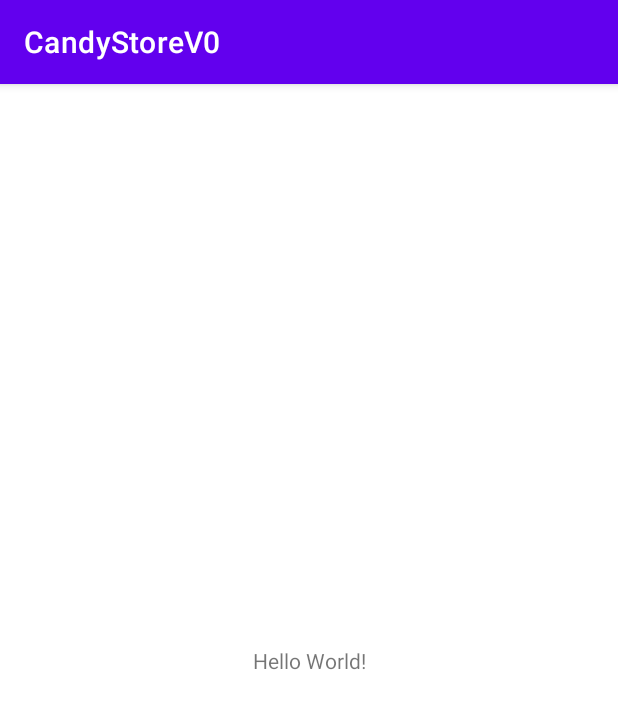
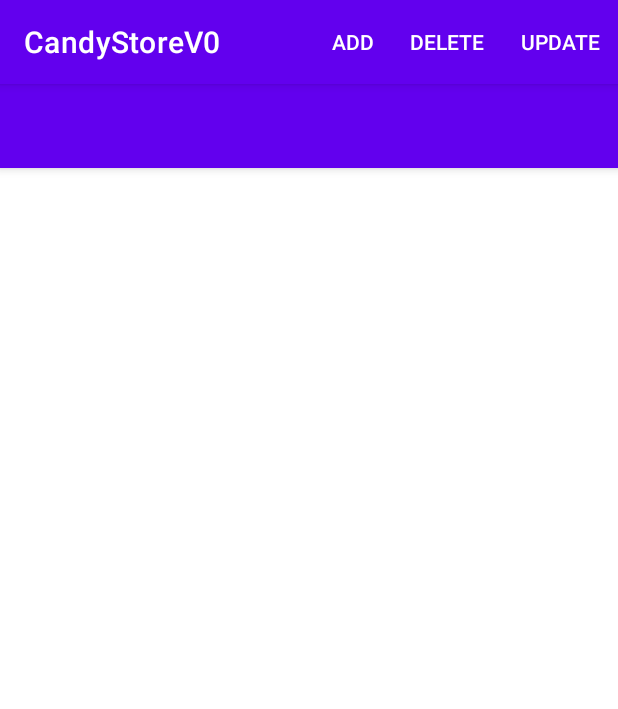
Before and after one commit to KeeganMaynard/CandyStoreV0, an Android app: the screen it shows after launch (MainActivity), on a phone screen of 412 x 824 dp. Shown: the top 709 px of the screen. Run offline under Robolectric (Android 15) with nearby library versions, the phone set to English and light mode, and no system bars; 1 statement that could not run was skipped.

Commit message:
Completed implementation of V0

```diff
--- a/app/src/main/java/com/keegan/android/candystorev0/MainActivity.java
+++ b/app/src/main/java/com/keegan/android/candystorev0/MainActivity.java
@@ -1,8 +1,12 @@
 package com.keegan.android.candystorev0;
 
+import android.os.Bundle;
+import android.util.Log;
+import android.view.Menu;
+import android.view.MenuItem;
+
 import androidx.appcompat.app.AppCompatActivity;
-
-import android.os.Bundle;
+import androidx.appcompat.widget.Toolbar;
 
 public class MainActivity extends AppCompatActivity {
 
@@ -10,5 +14,35 @@ public class MainActivity extends AppCompatActivity {
     protected void onCreate(Bundle savedInstanceState) {
         super.onCreate(savedInstanceState);
         setContentView(R.layout.activity_main);
+        Toolbar toolbar = findViewById(R.id.toolbar);
+        setSupportActionBar(toolbar);
+    }
+
+    @Override
+    public boolean onCreateOptionsMenu(Menu menu) {
+        // Inflate the menu; this adds items to the action bar if it is present.
+        getMenuInflater().inflate(R.menu.menu_main, menu);
+        return true;
+    }
+
+    @Override
+    public boolean onOptionsItemSelected(MenuItem item) {
+        // Handle action bar item clicks here. The action bar will
+        // automatically handle clicks on the Home/Up button, so long
+        // as you specify a parent activity in AndroidManifest.xml.
+        int id = item.getItemId();
+        switch ( id ) {
+            case R.id.action_add:
+                Log.w( "MainActivity", "Add selected" );
+                return true;
+            case R.id.action_delete:
+                Log.w( "MainActivity", "Delete selected" );
+                return true;
+            case R.id.action_update:
+                Log.w( "MainActivity", "Update selected" );
+                return true;
+            default:
+                return super.onOptionsItemSelected( item );
+        }
     }
 }
--- a/app/src/main/res/layout/activity_main.xml
+++ b/app/src/main/res/layout/activity_main.xml
@@ -1,18 +1,27 @@
 <?xml version="1.0" encoding="utf-8"?>
-<androidx.constraintlayout.widget.ConstraintLayout xmlns:android="http://schemas.android.com/apk/res/android"
+<androidx.coordinatorlayout.widget.CoordinatorLayout
+    xmlns:android="http://schemas.android.com/apk/res/android"
     xmlns:app="http://schemas.android.com/apk/res-auto"
     xmlns:tools="http://schemas.android.com/tools"
     android:layout_width="match_parent"
     android:layout_height="match_parent"
-    tools:context=".MainActivity">
+    android:fitsSystemWindows="true"
+    tools:context="com.keegan.android.candystorev0.MainActivity">
 
-    <TextView
-        android:layout_width="wrap_content"
+    <com.google.android.material.appbar.AppBarLayout
+        android:layout_width="match_parent"
         android:layout_height="wrap_content"
-        android:text="Hello World!"
-        app:layout_constraintBottom_toBottomOf="parent"
-        app:layout_constraintEnd_toEndOf="parent"
-        app:layout_constraintStart_toStartOf="parent"
-        app:layout_constraintTop_toTopOf="parent" />
+        android:theme="@style/AppTheme.AppBarOverlay">
 
-</androidx.constraintlayout.widget.ConstraintLayout>
+        <androidx.appcompat.widget.Toolbar
+            android:id="@+id/toolbar"
+            android:layout_width="match_parent"
+            android:layout_height="?attr/actionBarSize"
+            android:background="?attr/colorPrimary"
+            app:popupTheme="@style/AppTheme.PopupOverlay"/>
+
+    </com.google.android.material.appbar.AppBarLayout>
+
+    <include layout="@layout/content_main" />
+
+</androidx.coordinatorlayout.widget.CoordinatorLayout>
--- /dev/null
+++ b/app/src/main/res/layout/content_main.xml
@@ -0,0 +1,14 @@
+<?xml version="1.0" encoding="utf-8"?>
+<RelativeLayout
+    xmlns:android="http://schemas.android.com/apk/res/android"
+    xmlns:app="http://schemas.android.com/apk/res-auto"
+    xmlns:tools="http://schemas.android.com/tools"
+    android:layout_width="match_parent"
+    android:layout_height="match_parent"
+    android:paddingBottom="@dimen/activity_vertical_margin"
+    android:paddingLeft="@dimen/activity_horizontal_margin"
+    android:paddingRight="@dimen/activity_horizontal_margin"
+    android:paddingTop="@dimen/activity_vertical_margin"
+    app:layout_behavior="@string/appbar_scrolling_view_behavior"
+    tools:context="com.keegan.android.candystorev0.MainActivity"
+    tools:showIn="@layout/activity_main"/>
--- /dev/null
+++ b/app/src/main/res/menu/menu_main.xml
@@ -0,0 +1,17 @@
+
+<menu xmlns:android="http://schemas.android.com/apk/res/android"
+    xmlns:app="http://schemas.android.com/apk/res-auto"
+    xmlns:tools="http://schemas.android.com/tools"
+    tools:context="com.bateman.candystorev0.MainActivity">
+    <item android:id="@+id/action_add"
+        android:title="@string/add"
+        app:showAsAction="ifRoom"/>
+
+    <item android:id="@+id/action_delete"
+        android:title="@string/delete"
+        app:showAsAction="ifRoom"/>
+
+    <item android:id="@+id/action_update"
+        android:title="@string/update"
+        app:showAsAction="ifRoom"/>
+</menu>
--- a/app/src/main/res/values/colors.xml
+++ b/app/src/main/res/values/colors.xml
@@ -7,4 +7,8 @@
     <color name="teal_700">#FF018786</color>
     <color name="black">#FF000000</color>
     <color name="white">#FFFFFFFF</color>
+
+    <color name="colorPrimary">#3F51B5</color>
+    <color name="colorPrimaryDark">#303F9F</color>
+    <color name="colorAccent">#FF4081</color>
 </resources>
--- /dev/null
+++ b/app/src/main/res/values/dimens.xml
@@ -0,0 +1,6 @@
+<?xml version="1.0" encoding="utf-8"?>
+<resources>
+    <dimen name="activity_horizontal_margin">16dp</dimen>
+    <dimen name="activity_vertical_margin">16dp</dimen>
+    <dimen name="fab_margin">16dp</dimen>
+</resources>
--- a/app/src/main/res/values/strings.xml
+++ b/app/src/main/res/values/strings.xml
@@ -1,3 +1,7 @@
 <resources>
     <string name="app_name">CandyStoreV0</string>
+    <string name="action_settings">Settings</string>
+    <string name="add">ADD</string>
+    <string name="delete">DELETE</string>
+    <string name="update">UPDATE</string>
 </resources>
--- /dev/null
+++ b/app/src/main/res/values/styles.xml
@@ -0,0 +1,17 @@
+<?xml version="1.0" encoding="utf-8"?>
+<resources>
+    <style name="AppTheme" parent="Theme.AppCompat.Light.DarkActionBar">
+        <item name="colorPrimary">@color/colorPrimary</item>
+        <item name="colorPrimaryDark">@color/colorPrimaryDark</item>
+        <item name="colorAccent">@color/colorAccent</item>
+    </style>
+
+    <style name="AppTheme.NoActionBar">
+        <item name="windowActionBar">false</item>
+        <item name="windowNoTitle">true</item>
+    </style>
+
+    <style name="AppTheme.AppBarOverlay" parent="ThemeOverlay.AppCompat.Dark.ActionBar"/>
+
+    <style name="AppTheme.PopupOverlay" parent="ThemeOverlay.AppCompat.Light"/>
+</resources>
```
